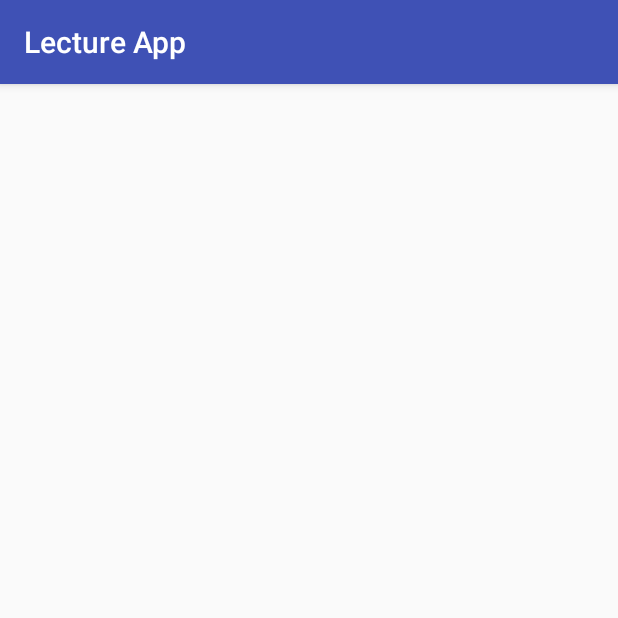
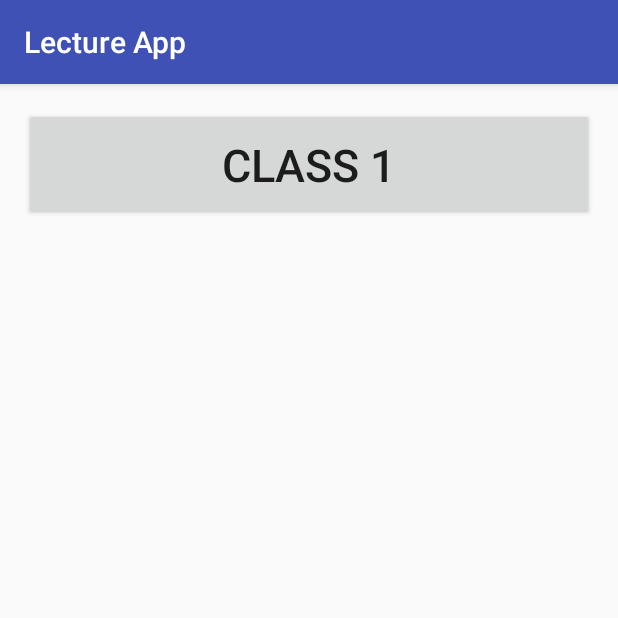
Before and after one commit to chs-advanced-java/RecoLecture, an Android app: the Main2Activity screen opened directly, with no data from a screen before it, on a phone screen of 412 x 824 dp, the top half of it. Run offline under Robolectric (Android 15) with nearby library versions, the phone set to English and light mode, and no system bars.

Commit message:
Make a button

```diff
--- a/app/src/main/res/layout/activity_main2.xml
+++ b/app/src/main/res/layout/activity_main2.xml
@@ -9,4 +9,12 @@
     android:paddingTop="@dimen/activity_vertical_margin"
     tools:context="ajlyfe.lectureapp.Main2Activity">
 
+    <Button
+        android:layout_width="3000dp"
+        android:layout_height="75dp"
+        android:textSize="30sp"
+        android:text="Class 1"
+        android:id="@+id/button"
+        android:layout_alignParentTop="true"
+        android:layout_centerHorizontal="true" />
 </RelativeLayout>
```
